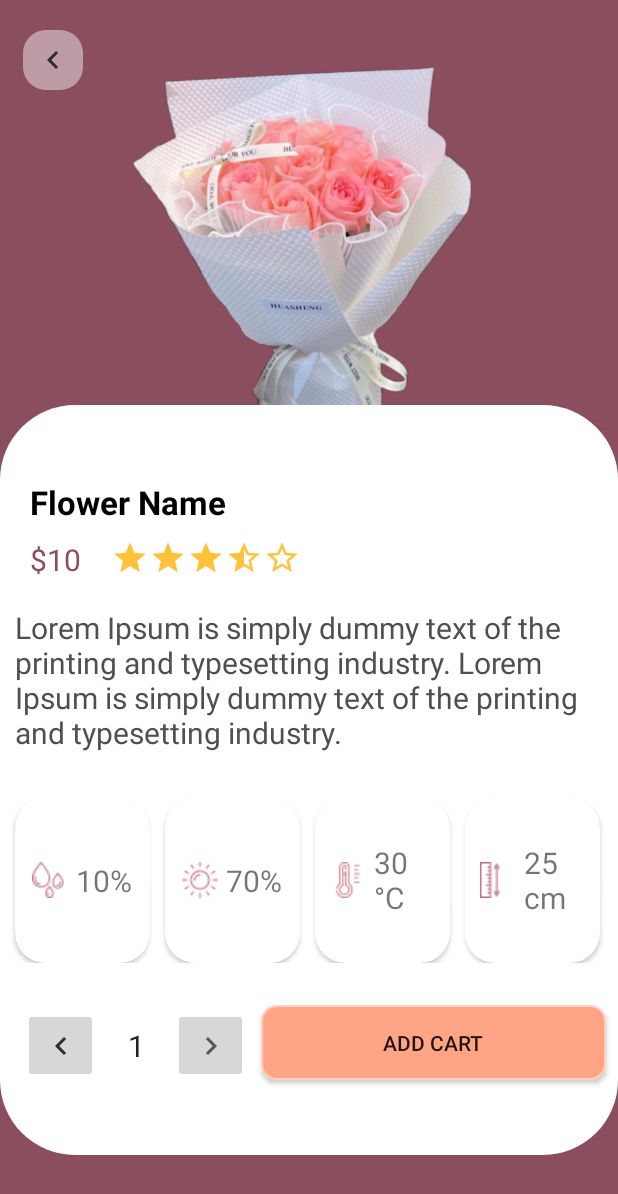
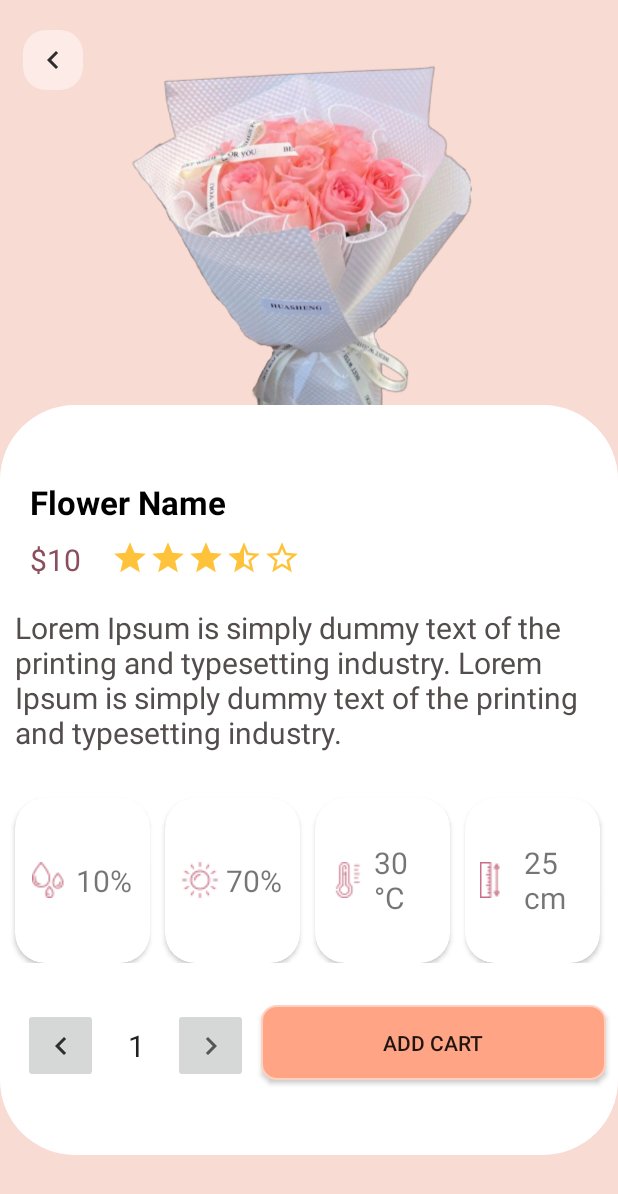
Before and after one commit to ntmk202/Wild-Florist, an Android app: the layout z_viewer_product.xml on its own in the app's theme, with its tools: preview values and no code run, on a phone screen of 412 x 824 dp. Shown: the top 1194 px of the screen. Run offline under Robolectric (Android 15) with nearby library versions, the phone set to English and light mode, and no system bars; Roboto replaces fonts that are not available here.

Commit message:
initial commit

```diff
--- a/app/src/main/res/layout/z_viewer_product.xml
+++ b/app/src/main/res/layout/z_viewer_product.xml
@@ -4,7 +4,7 @@
     xmlns:tools="http://schemas.android.com/tools"
     android:layout_width="match_parent"
     android:layout_height="match_parent"
-    android:background="@color/cannon_pink">
+    android:background="@color/light_pink">
 
     <ImageView
         android:id="@+id/imgV_product"
```
